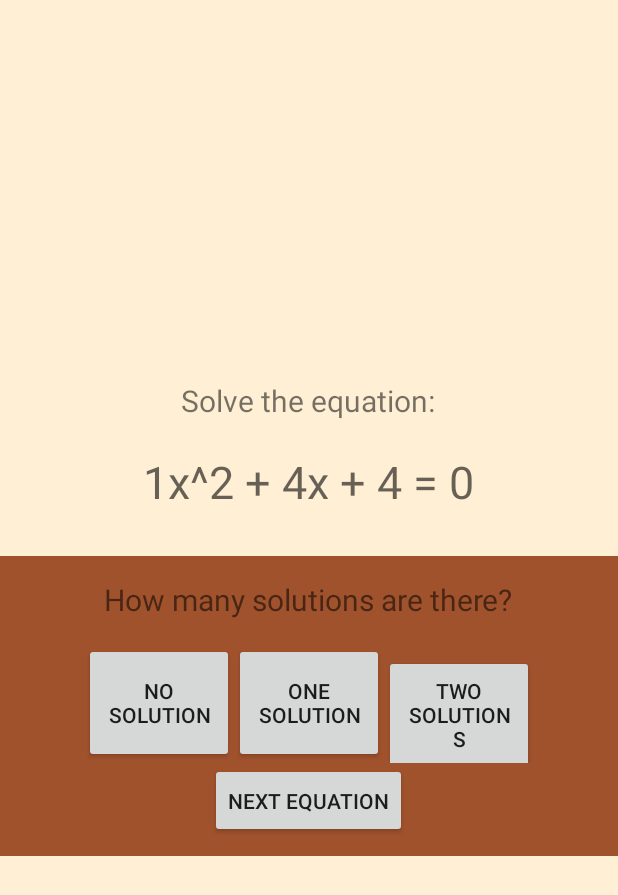
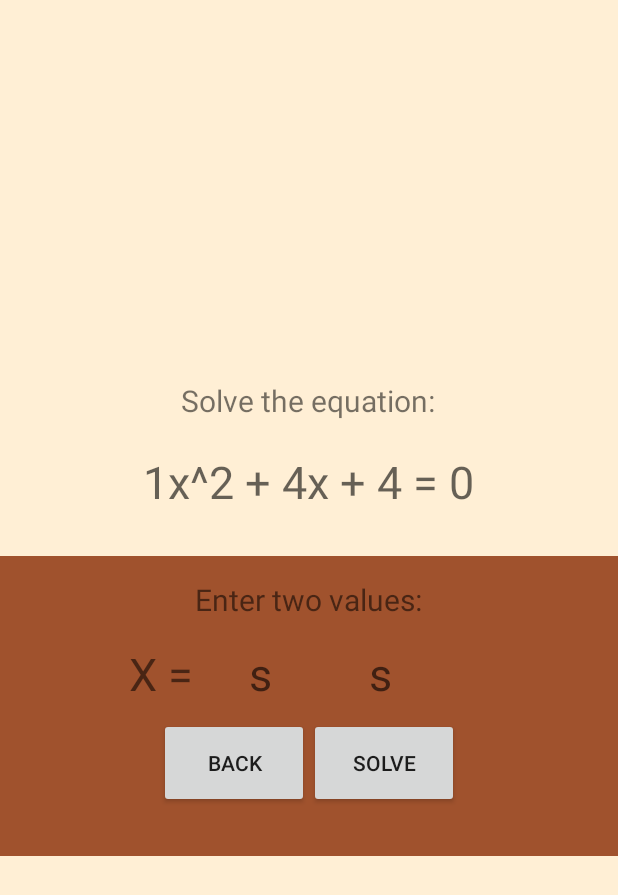
Before and after one commit to MannySandhu/Android-Quadratic-App, an Android app: the QuizActivity screen opened directly, with no data from a screen before it, after a tap on "TWO SOLUTIONS", on a phone screen of 412 x 824 dp. Shown: the top 895 px of the screen. Run offline under Robolectric (Android 15) with nearby library versions, the phone set to English and light mode, and no system bars.

Commit message:
Fragment switching fixed

```diff
--- a/QuadraticSolverApplication/app/src/main/java/com/sandhu/manny/quadraticsolverapplication/QuizActivity.java
+++ b/QuadraticSolverApplication/app/src/main/java/com/sandhu/manny/quadraticsolverapplication/QuizActivity.java
@@ -33,10 +33,8 @@ public class QuizActivity extends Activity  {
         FragmentManager fm = getFragmentManager();
         FragmentTransaction ft = fm.beginTransaction();
         QuizFragment quizFragment = new QuizFragment();
-
         ft.add(R.id.activity_quiz_fragment, quizFragment, "Quiz Default Fragment");
         ft.commit();
-
     }
 
 
--- a/QuadraticSolverApplication/app/src/main/java/com/sandhu/manny/quadraticsolverapplication/QuizFragment.java
+++ b/QuadraticSolverApplication/app/src/main/java/com/sandhu/manny/quadraticsolverapplication/QuizFragment.java
@@ -61,11 +61,9 @@ public class QuizFragment extends Fragment implements View.OnClickListener {
 
         FragmentManager fm = getFragmentManager();
         FragmentTransaction ft = fm.beginTransaction();
-        QuizFragment quizFragment = new QuizFragment();
-
+        TwoSolutionFragment quizFragment = new TwoSolutionFragment();
         ft.add(R.id.activity_quiz_fragment, quizFragment, "Quiz Two Solution Fragment");
         ft.commit();
-
     }
 
 
--- a/QuadraticSolverApplication/app/src/main/java/com/sandhu/manny/quadraticsolverapplication/TwoSolutionFragment.java
+++ b/QuadraticSolverApplication/app/src/main/java/com/sandhu/manny/quadraticsolverapplication/TwoSolutionFragment.java
@@ -1,22 +1,76 @@
 package com.sandhu.manny.quadraticsolverapplication;
 
 import android.app.Fragment;
+import android.app.FragmentManager;
+import android.app.FragmentTransaction;
 import android.os.Bundle;
 import android.support.annotation.Nullable;
+import android.util.Log;
 import android.view.LayoutInflater;
 import android.view.View;
 import android.view.ViewGroup;
+import android.widget.Button;
 
 /**
  * Created by Manny S on 29/06/2015.
  */
-public class TwoSolutionFragment extends Fragment {
+public class TwoSolutionFragment extends Fragment implements View.OnClickListener {
+
+    // logging
+    private final String TAG = "TwoSolutionFragment";
+
+    // buttons
+    private Button[] solutionOption = new Button[2];
+
 
     @Nullable
     @Override
     public View onCreateView(LayoutInflater inflater, ViewGroup container, Bundle savedInstanceState) {
 
         View v = inflater.inflate(R.layout.two_solution_fragment, container, false);
+
+        // get buttons
+        solutionOption[0] = (Button) v.findViewById(R.id.BackButton);
+        solutionOption[1] = (Button) v.findViewById(R.id.FragmentSolveButton);
+
+        setListeners();
+
         return v;
     }
+
+    void setListeners(){
+        solutionOption[0].setOnClickListener(this);
+        solutionOption[1].setOnClickListener(this);
+    }
+
+
+    public void onClick(View view) {
+
+        //Depending on the button clicked..
+        switch (view.getId()) {
+            case R.id.BackButton:
+                Log.d(TAG, "Back button pressed");
+                quizFragment();
+
+                break;
+
+            case R.id.FragmentSolveButton:
+                Log.d(TAG, "Fragment two solution solve button pressed");
+
+
+                break;
+
+        }
+    }
+
+    // default fragment layout
+    public void quizFragment(){
+
+        FragmentManager fm = getFragmentManager();
+        FragmentTransaction ft = fm.beginTransaction();
+        QuizFragment quizFragment = new QuizFragment();
+        ft.add(R.id.activity_quiz_fragment, quizFragment, "Quiz Default Fragment");
+        ft.commit();
+
+    }
 }
--- a/QuadraticSolverApplication/app/src/main/res/layout/activity_quiz.xml
+++ b/QuadraticSolverApplication/app/src/main/res/layout/activity_quiz.xml
@@ -38,14 +38,14 @@
     </LinearLayout>
 
 
-    <LinearLayout
+    <FrameLayout
         android:layout_width="match_parent"
         android:layout_height="200dp"
         android:orientation="horizontal"
         android:id="@+id/activity_quiz_fragment" >
 
 
-    </LinearLayout>
+    </FrameLayout>
 
 
 </LinearLayout>
--- a/QuadraticSolverApplication/app/src/main/res/layout/two_solution_fragment.xml
+++ b/QuadraticSolverApplication/app/src/main/res/layout/two_solution_fragment.xml
@@ -58,7 +58,7 @@
                 android:text="@string/backButton" />
 
             <Button
-                android:id="@+id/SolveEquationButton"
+                android:id="@+id/FragmentSolveButton"
                 android:layout_width="100dp"
                 android:layout_height="match_parent"
                 android:text="@string/solveButton" />
--- a/QuadraticSolverApplication/app/src/main/res/values/strings.xml
+++ b/QuadraticSolverApplication/app/src/main/res/values/strings.xml
@@ -40,6 +40,7 @@
 
 
 
+
     <!--version-->
     <string name="versionNo">prototype: build v1</string>
     <string name="action_settings">Settings</string>
```
